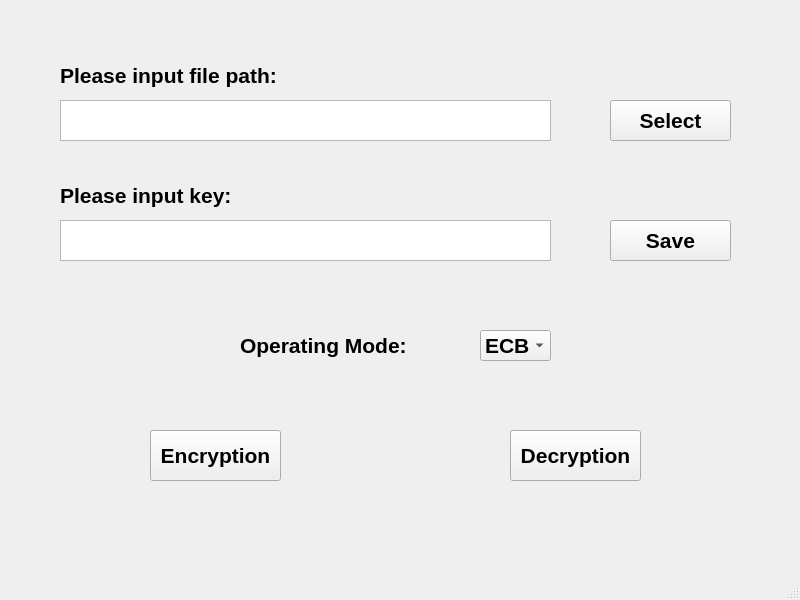
Qt form SystemUI/system_ui.ui (Be-Zero/RipeMD-3DES) before a commit.
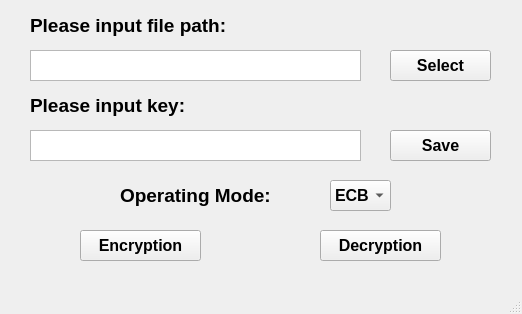
The same form after that commit.

Patch:
```diff
--- a/SystemUI/system_ui.ui
+++ b/SystemUI/system_ui.ui
@@ -6,8 +6,8 @@
    <rect>
     <x>0</x>
     <y>0</y>
-    <width>800</width>
-    <height>600</height>
+    <width>522</width>
+    <height>314</height>
    </rect>
   </property>
   <property name="windowTitle">
@@ -17,15 +17,15 @@
    <widget class="QPushButton" name="Select">
     <property name="geometry">
      <rect>
-      <x>610</x>
-      <y>100</y>
-      <width>121</width>
-      <height>41</height>
+      <x>390</x>
+      <y>50</y>
+      <width>101</width>
+      <height>31</height>
      </rect>
     </property>
     <property name="font">
      <font>
-      <pointsize>16</pointsize>
+      <pointsize>12</pointsize>
       <weight>75</weight>
       <bold>true</bold>
      </font>
@@ -37,10 +37,10 @@
    <widget class="QTextEdit" name="FilePath">
     <property name="geometry">
      <rect>
-      <x>60</x>
-      <y>100</y>
-      <width>491</width>
-      <height>41</height>
+      <x>30</x>
+      <y>50</y>
+      <width>331</width>
+      <height>31</height>
      </rect>
     </property>
     <property name="html">
@@ -54,10 +54,10 @@
    <widget class="QTextEdit" name="KeyValue">
     <property name="geometry">
      <rect>
-      <x>60</x>
-      <y>220</y>
-      <width>491</width>
-      <height>41</height>
+      <x>30</x>
+      <y>130</y>
+      <width>331</width>
+      <height>31</height>
      </rect>
     </property>
     <property name="html">
@@ -71,15 +71,15 @@
    <widget class="QComboBox" name="LineBox">
     <property name="geometry">
      <rect>
-      <x>480</x>
-      <y>330</y>
-      <width>71</width>
+      <x>330</x>
+      <y>180</y>
+      <width>61</width>
       <height>31</height>
      </rect>
     </property>
     <property name="font">
      <font>
-      <pointsize>16</pointsize>
+      <pointsize>12</pointsize>
       <weight>75</weight>
       <bold>true</bold>
      </font>
@@ -133,15 +133,15 @@
    <widget class="QPushButton" name="Encryption">
     <property name="geometry">
      <rect>
-      <x>150</x>
-      <y>430</y>
-      <width>131</width>
-      <height>51</height>
+      <x>80</x>
+      <y>230</y>
+      <width>121</width>
+      <height>31</height>
      </rect>
     </property>
     <property name="font">
      <font>
-      <pointsize>16</pointsize>
+      <pointsize>12</pointsize>
       <weight>75</weight>
       <bold>true</bold>
      </font>
@@ -153,15 +153,15 @@
    <widget class="QPushButton" name="Decryption">
     <property name="geometry">
      <rect>
-      <x>510</x>
-      <y>430</y>
-      <width>131</width>
-      <height>51</height>
+      <x>320</x>
+      <y>230</y>
+      <width>121</width>
+      <height>31</height>
      </rect>
     </property>
     <property name="font">
      <font>
-      <pointsize>16</pointsize>
+      <pointsize>12</pointsize>
       <weight>75</weight>
       <bold>true</bold>
      </font>
@@ -173,15 +173,15 @@
    <widget class="QLabel" name="label">
     <property name="geometry">
      <rect>
-      <x>60</x>
-      <y>60</y>
+      <x>30</x>
+      <y>10</y>
       <width>281</width>
       <height>31</height>
      </rect>
     </property>
     <property name="font">
      <font>
-      <pointsize>16</pointsize>
+      <pointsize>14</pointsize>
       <weight>75</weight>
       <bold>true</bold>
      </font>
@@ -193,15 +193,15 @@
    <widget class="QLabel" name="label_2">
     <property name="geometry">
      <rect>
-      <x>60</x>
-      <y>180</y>
+      <x>30</x>
+      <y>90</y>
       <width>281</width>
       <height>31</height>
      </rect>
     </property>
     <property name="font">
      <font>
-      <pointsize>16</pointsize>
+      <pointsize>14</pointsize>
       <weight>75</weight>
       <bold>true</bold>
      </font>
@@ -213,15 +213,15 @@
    <widget class="QLabel" name="label_3">
     <property name="geometry">
      <rect>
-      <x>240</x>
-      <y>330</y>
+      <x>120</x>
+      <y>180</y>
       <width>171</width>
       <height>31</height>
      </rect>
     </property>
     <property name="font">
      <font>
-      <pointsize>16</pointsize>
+      <pointsize>14</pointsize>
       <weight>75</weight>
       <bold>true</bold>
      </font>
@@ -233,15 +233,15 @@
    <widget class="QPushButton" name="Save">
     <property name="geometry">
      <rect>
-      <x>610</x>
-      <y>220</y>
-      <width>121</width>
-      <height>41</height>
+      <x>390</x>
+      <y>130</y>
+      <width>101</width>
+      <height>31</height>
      </rect>
     </property>
     <property name="font">
      <font>
-      <pointsize>16</pointsize>
+      <pointsize>12</pointsize>
       <weight>75</weight>
       <bold>true</bold>
      </font>
```
Left out of the diff: 2 changed lines with no effect on the pictures.
